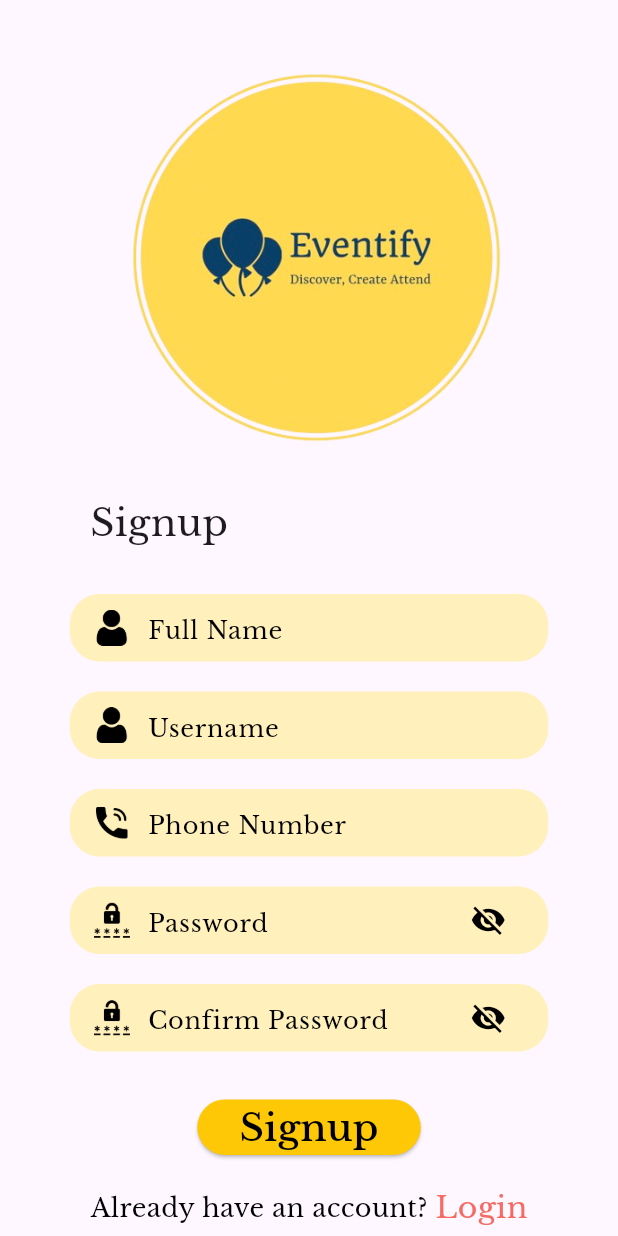
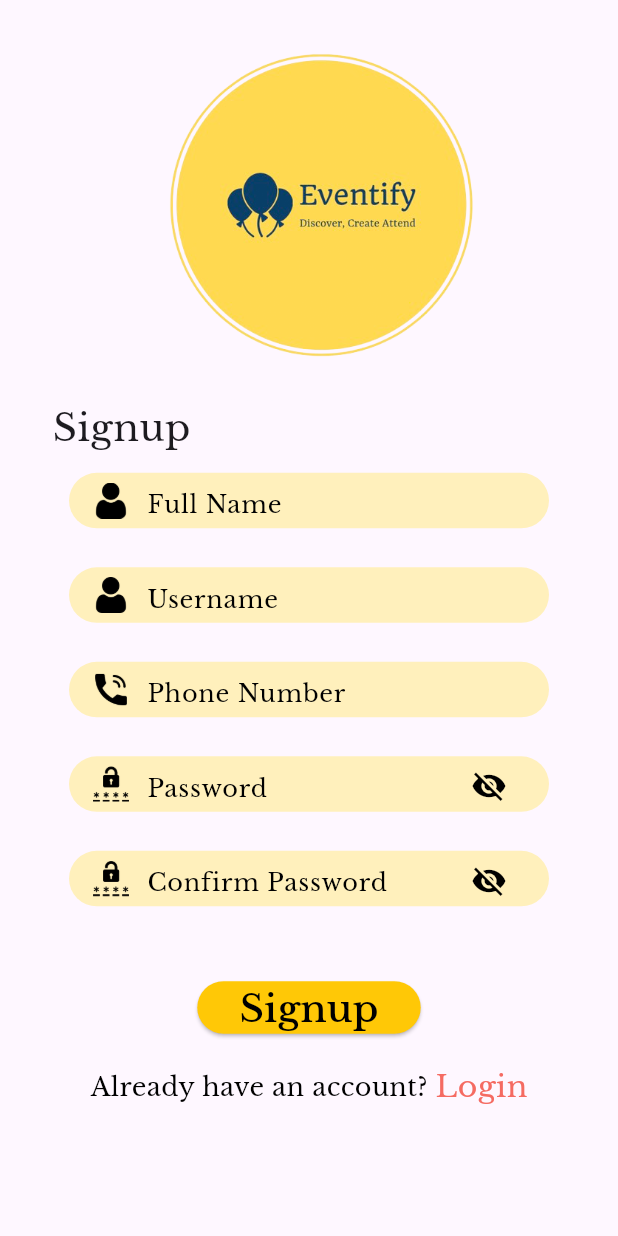
Before and after one commit to sneehaa/eventify, a Flutter app: the SignupPage screen opened by its route, on a phone screen of 412 x 824 dp. Run offline on Flutter 3.47's test engine with Material 3 defaults, Android fonts, the phone set to English and light mode, and no system bars; our stand-ins replace flutter_secure_storage, google_fonts, jwt_decoder; accounts and stored records are empty.

Commit message:
updated signup.dart

```diff
--- a/lib/features/signup/signup.dart
+++ b/lib/features/signup/signup.dart
@@ -106,16 +106,15 @@ class _SignupPageState extends State<SignupPage> {
     return Scaffold(
       key: _scaffoldMessengerKey,
       body: SafeArea(
-        child: SingleChildScrollView(
+        child: Column(crossAxisAlignment: CrossAxisAlignment.center, children: [
+          Expanded(
             child: Column(
               crossAxisAlignment: CrossAxisAlignment.center,
               children: [
-              const SizedBox(height: 30),
-              Padding(
-                padding: const EdgeInsets.only(right: 10),
-                child: Container(
-                  width: 300,
-                  height: 300,
+                const SizedBox(height: 20),
+                Container(
+                  width: double.infinity,
+                  height: MediaQuery.of(context).size.height * 0.3,
                   decoration: const BoxDecoration(
                     image: DecorationImage(
                       image: AssetImage('assets/images/splash_screen.png'),
@@ -123,34 +122,33 @@ class _SignupPageState extends State<SignupPage> {
                     ),
                   ),
                 ),
-              ),
                 Padding(
-                padding: const EdgeInsets.only(right: 200),
+                  padding: const EdgeInsets.only(right: 250),
                   child: Text(
                     'Signup',
                     style: GoogleFonts.libreBaskerville(fontSize: 25),
                   ),
                 ),
-              const SizedBox(height: 30),
+                const SizedBox(height: 12),
                 _buildTextField(
                   iconPath: 'assets/icons/user.png',
                   hintText: 'Full Name',
                   controller: _fullNameController,
                 ),
-              const SizedBox(height: 20),
+                const SizedBox(height: 6),
                 _buildTextField(
                   iconPath: 'assets/icons/user.png',
                   hintText: 'Username',
                   controller: _usernameController,
                 ),
-              const SizedBox(height: 20),
+                const SizedBox(height: 6),
                 _buildTextField(
                   iconPath: 'assets/icons/phone.png',
                   hintText: 'Phone Number',
                   controller: _phoneNumberController,
                   inputFormatters: [_phoneNumberFormatter],
                 ),
-              const SizedBox(height: 20),
+                const SizedBox(height: 6),
                 _buildTextField(
                   iconPath: 'assets/icons/password.png',
                   hintText: 'Password',
@@ -158,7 +156,9 @@ class _SignupPageState extends State<SignupPage> {
                   obscureText: !_passwordVisible,
                   suffixIcon: IconButton(
                     icon: Icon(
-                    _passwordVisible ? Icons.visibility : Icons.visibility_off,
+                      _passwordVisible
+                          ? Icons.visibility
+                          : Icons.visibility_off,
                       color: Colors.black,
                     ),
                     onPressed: () {
@@ -168,7 +168,7 @@ class _SignupPageState extends State<SignupPage> {
                     },
                   ),
                 ),
-              const SizedBox(height: 20),
+                const SizedBox(height: 6),
                 _buildTextField(
                   iconPath: 'assets/icons/password.png',
                   hintText: 'Confirm Password',
@@ -176,7 +176,9 @@ class _SignupPageState extends State<SignupPage> {
                   obscureText: !_passwordVisible,
                   suffixIcon: IconButton(
                     icon: Icon(
-                    _passwordVisible ? Icons.visibility : Icons.visibility_off,
+                      _passwordVisible
+                          ? Icons.visibility
+                          : Icons.visibility_off,
                       color: Colors.black,
                     ),
                     onPressed: () {
@@ -186,10 +188,10 @@ class _SignupPageState extends State<SignupPage> {
                     },
                   ),
                 ),
-              const SizedBox(height: 32),
+                const SizedBox(height: 30),
                 SizedBox(
                   width: 149,
-                height: 37,
+                  height: 35,
                   child: ElevatedButton(
                     onPressed: _signup,
                     style: ElevatedButton.styleFrom(
@@ -201,7 +203,9 @@ class _SignupPageState extends State<SignupPage> {
                     child: Text(
                       'Signup',
                       style: GoogleFonts.libreBaskerville(
-                        fontSize: 25, color: Colors.black),
+                        fontSize: 25,
+                        color: Colors.black,
+                      ),
                     ),
                   ),
                 ),
@@ -233,6 +237,7 @@ class _SignupPageState extends State<SignupPage> {
               ],
             ),
           ),
+        ]),
       ),
     );
   }
@@ -246,13 +251,14 @@ class _SignupPageState extends State<SignupPage> {
     Widget? suffixIcon,
   }) {
     return Container(
-      width: 319,
-      height: 45,
+      width: 320,
+      height: 37,
       decoration: BoxDecoration(
         color: const Color(0xFFFFF0BC),
         borderRadius: BorderRadius.circular(20),
       ),
       padding: const EdgeInsets.symmetric(horizontal: 16),
+      margin: const EdgeInsets.only(bottom: 20),
       child: Row(
         children: [
           Image.asset(
```
Lines whose indentation alone changed are shown as unchanged.
